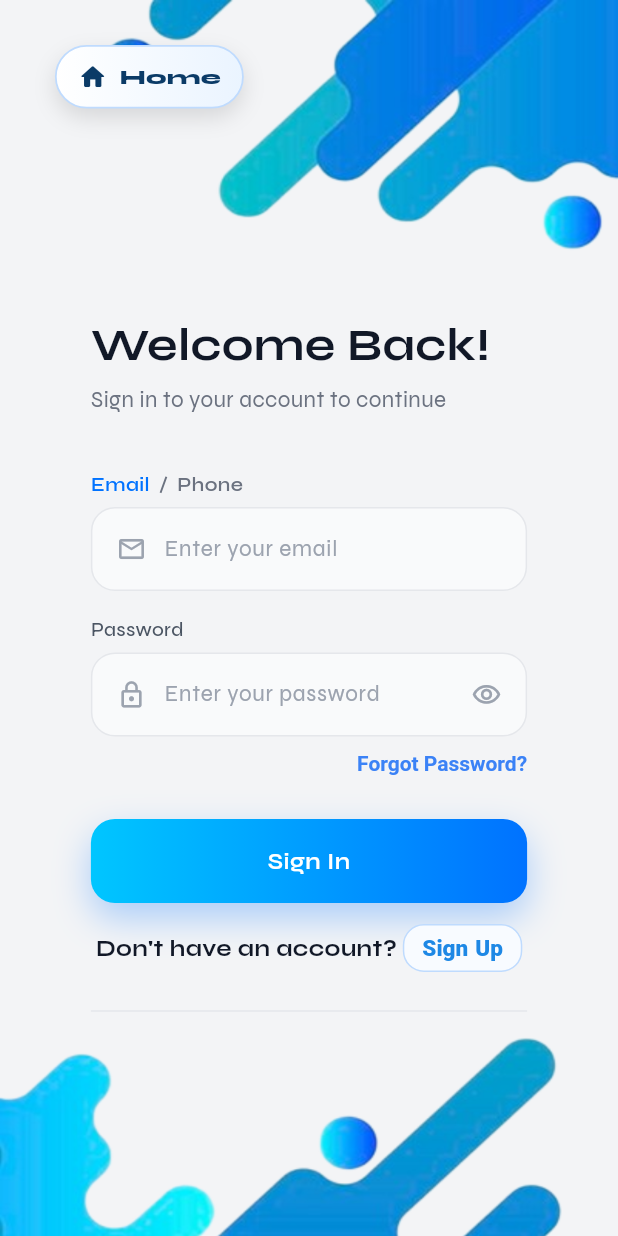
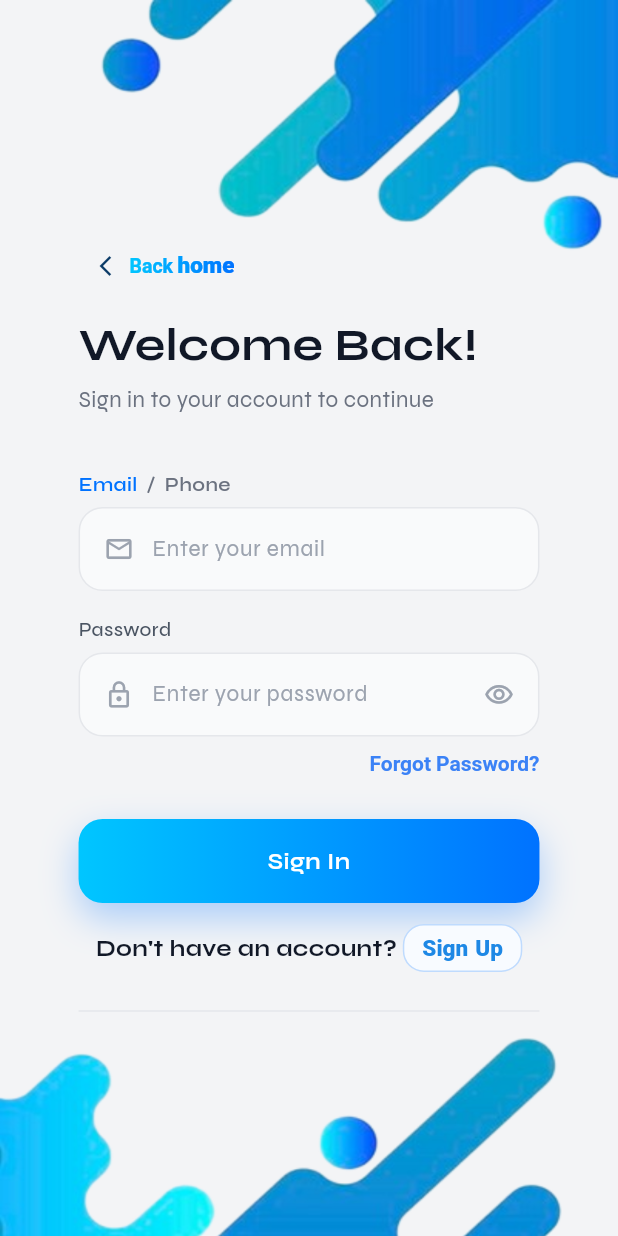
Before and after one commit to DENBARIT/CityWaterFlutterManagement, a Flutter app: the screen it shows after launch, after a tap on "Get Started!", after a tap on "Sign In", on a phone screen of 412 x 824 dp. Run offline on Flutter 3.47's test engine with Material 3 defaults, Android fonts, the phone set to English and light mode, and no system bars; our stand-ins replace camera, dropdown_search, flutter_svg, flutter_tts, font_awesome_flutter, google_fonts and 3 more; missing offline and left inert: google_mlkit_text_recognition; network calls fail.

Commit message:
Increase login card width

```diff
--- a/flutter_frontend/lib/screens/auth/login_screen.dart
+++ b/flutter_frontend/lib/screens/auth/login_screen.dart
@@ -208,7 +208,8 @@ class _LoginScreenState extends State<LoginScreen> {
     final screenWidth = MediaQuery.of(context).size.width;
     final screenHeight = MediaQuery.of(context).size.height;
     final isMobile = screenWidth <= 450;
-    final cardWidth = screenWidth > 450 ? 409.0 : screenWidth * 0.9;
+    // Make the login card a bit wider on larger screens and slightly wider on mobile
+    final cardWidth = screenWidth > 450 ? 520.0 : screenWidth * 0.94;
     final verticalPadding = isMobile ? 12.0 : 32.0;
     final viewportCardHeight = screenHeight - (verticalPadding * 2);
     final cardHeight = isMobile
@@ -234,18 +235,18 @@ class _LoginScreenState extends State<LoginScreen> {
                     color: Colors.transparent,
                     child: Stack(
                       children: [
+                        // Back home button positioned just above the welcome text
                         Positioned(
-                          left: 16,
-                          top: 18,
+                          left: 40,
+                          top: 150,
                           child: MouseRegion(
                             cursor: SystemMouseCursors.click,
                             onEnter: (_) => setState(() => _homeHover = true),
                             onExit: (_) => setState(() => _homeHover = false),
                             child: Material(
                               color: Colors.transparent,
-                              elevation: 0,
                               child: InkWell(
-                                borderRadius: BorderRadius.circular(24),
+                                borderRadius: BorderRadius.circular(12),
                                 onTap: () {
                                   Navigator.of(context).pushAndRemoveUntil(
                                     MaterialPageRoute(
@@ -256,63 +257,101 @@ class _LoginScreenState extends State<LoginScreen> {
                                   );
                                 },
                                 child: AnimatedContainer(
-                                  duration: const Duration(milliseconds: 200),
-                                  curve: Curves.easeOutCubic,
+                                  duration: const Duration(milliseconds: 180),
                                   padding: const EdgeInsets.symmetric(
-                                    horizontal: 14,
-                                    vertical: 10,
+                                    horizontal: 10,
+                                    vertical: 6,
                                   ),
                                   decoration: BoxDecoration(
-                                    gradient: LinearGradient(
-                                      colors: _homeHover
-                                          ? const [
-                                              Color(0xFF0B3B67),
-                                              Color(0xFF1E90FF),
-                                            ]
-                                          : const [
-                                              Color(0xFFFFFFFF),
-                                              Color(0xFFEAF4FF),
-                                            ],
-                                    ),
-                                    borderRadius: BorderRadius.circular(24),
-                                    border: Border.all(
-                                      color: _homeHover
-                                          ? const Color(0xFF1E90FF)
-                                          : const Color(0xFFBFDBFE),
-                                      width: 1.2,
-                                    ),
-                                    boxShadow: [
-                                      BoxShadow(
-                                        color: Colors.black.withValues(
-                                          alpha: _homeHover ? 0.26 : 0.12,
-                                        ),
-                                        blurRadius: _homeHover ? 18 : 12,
-                                        offset: const Offset(0, 6),
-                                      ),
-                                    ],
+                                    color: _homeHover
+                                        ? const Color(0xFF0B3B67)
+                                        : Colors.transparent,
+                                    borderRadius: BorderRadius.circular(12),
                                   ),
                                   child: Row(
                                     mainAxisSize: MainAxisSize.min,
+                                    crossAxisAlignment:
+                                        CrossAxisAlignment.center,
                                     children: [
                                       Icon(
-                                        Icons.home_rounded,
-                                        size: 20,
+                                        Icons.arrow_back_ios_new,
+                                        size: 16,
                                         color: _homeHover
                                             ? Colors.white
                                             : const Color(0xFF0B3B67),
                                       ),
                                       const SizedBox(width: 8),
-                                      Text(
-                                        'Home',
-                                        style: TextStyle(
-                                          fontSize: 13.5,
-                                          fontWeight: FontWeight.w800,
-                                          letterSpacing: 0.2,
-                                          color: _homeHover
-                                              ? Colors.white
-                                              : const Color(0xFF0B3B67),
-                                        ),
-                                      ),
+                                      // Fancy single-colored (gradient) text when idle, white on hover
+                                      _homeHover
+                                          ? RichText(
+                                              text: TextSpan(
+                                                style: GoogleFonts.syne(
+                                                  textStyle: const TextStyle(
+                                                    color: Colors.white,
+                                                    shadows: [
+                                                      Shadow(
+                                                        color: Colors.black26,
+                                                        offset: Offset(0, 2),
+                                                        blurRadius: 4,
+                                                      ),
+                                                    ],
+                                                  ),
+                                                ),
+                                                children: const [
+                                                  TextSpan(
+                                                    text: 'Back ',
+                                                    style: TextStyle(
+                                                      fontSize: 13,
+                                                      fontWeight: FontWeight.w600,
+                                                    ),
+                                                  ),
+                                                  TextSpan(
+                                                    text: 'home',
+                                                    style: TextStyle(
+                                                      fontSize: 15,
+                                                      fontWeight: FontWeight.w900,
+                                                    ),
+                                                  ),
+                                                ],
+                                              ),
+                                            )
+                                          : ShaderMask(
+                                              shaderCallback: (bounds) =>
+                                                  const LinearGradient(
+                                                colors: [
+                                                  Color(0xFF00C6FF),
+                                                  Color(0xFF0072FF),
+                                                ],
+                                              ).createShader(bounds),
+                                              blendMode: BlendMode.srcIn,
+                                              child: RichText(
+                                                text: TextSpan(
+                                                  style: GoogleFonts.syne(
+                                                    textStyle: const TextStyle(
+                                                      color: Colors.white,
+                                                    ),
+                                                  ),
+                                                  children: const [
+                                                    TextSpan(
+                                                      text: 'Back ',
+                                                      style: TextStyle(
+                                                        fontSize: 13,
+                                                        fontWeight:
+                                                            FontWeight.w600,
+                                                      ),
+                                                    ),
+                                                    TextSpan(
+                                                      text: 'home',
+                                                      style: TextStyle(
+                                                        fontSize: 15,
+                                                        fontWeight:
+                                                            FontWeight.w900,
+                                                      ),
+                                                    ),
+                                                  ],
+                                                ),
+                                              ),
+                                            ),
                                     ],
                                   ),
                                 ),
```
